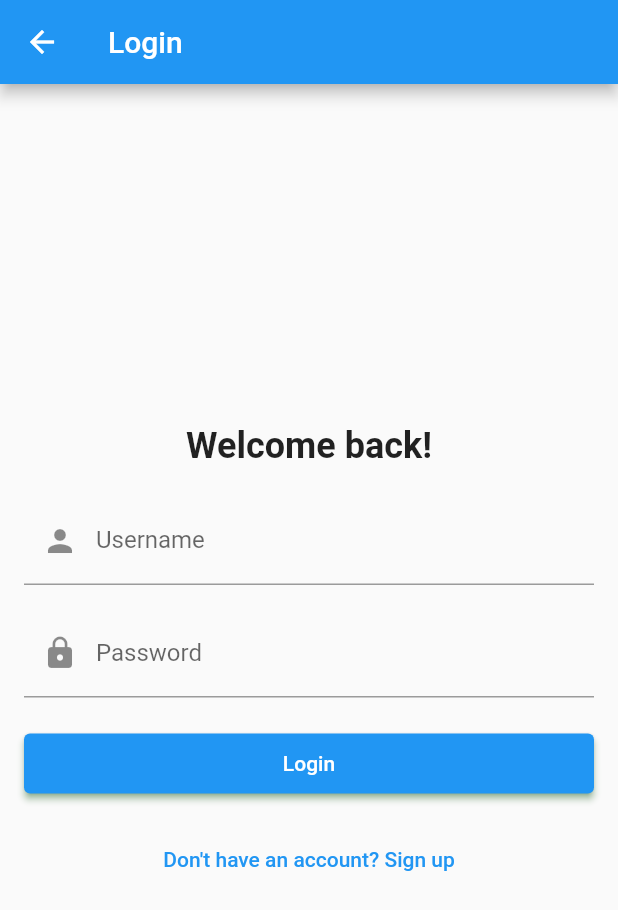
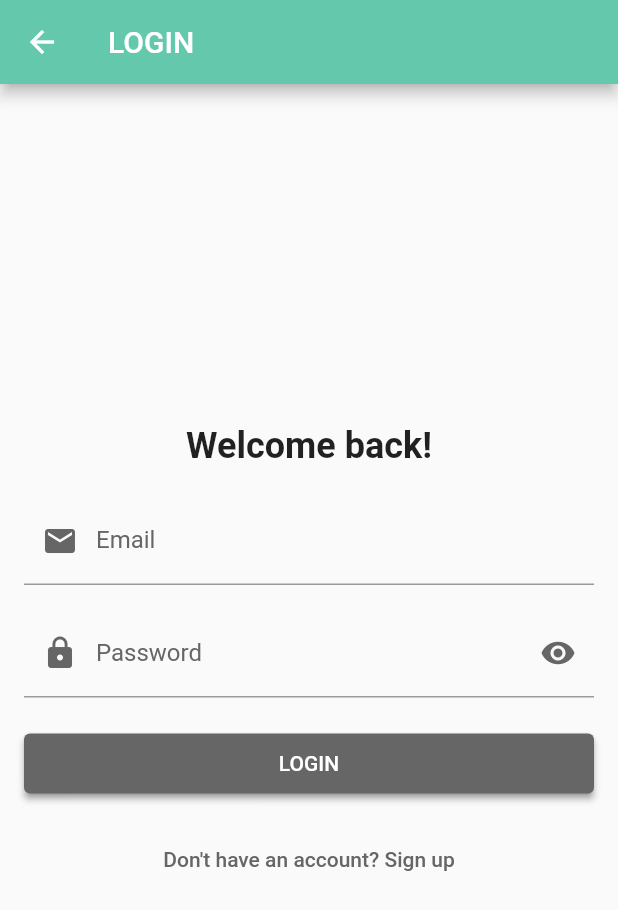
Before and after one commit to Muhammad-Yaqoob-4110/money_mate, a Flutter app: the screen it shows after launch, after a tap on "LOGIN", on a phone screen of 412 x 824 dp. Shown: the top 910 px of the screen. Run offline on Flutter 3.47's test engine with Material 2 defaults, Android fonts, the phone set to English and light mode, and no system bars; network calls fail.

Commit message:
Folder Structure Imporove

```diff
--- a/lib/main.dart
+++ b/lib/main.dart
@@ -1,6 +1,6 @@
 import 'package:flutter/material.dart';
 // import 'package:money_mate/pages/landing_screen.dart';
-import 'package:money_mate/pages/money_mate_splash_screen.dart';
+import 'package:money_mate/pages/Splash%20Screens/money_mate_splash_screen.dart';
 
 void main() {
   runApp(const MyApp());
--- a/lib/pages/groups.dart
+++ b/lib/pages/Dashboard/groups.dart
@@ -21,9 +21,9 @@ class GroupListScreen extends StatelessWidget {
   @override
   Widget build(BuildContext context) {
     return Scaffold(
-      appBar: AppBar(
-        title: Text('Expense Groups'),
-      ),
+      // appBar: AppBar(
+      //   title: Text('Expense Groups'),
+      // ),
       body: Column(
         children: [
           Expanded(
--- /dev/null
+++ b/lib/pages/Login Signup Screens/login_in.dart
@@ -0,0 +1,177 @@
+import 'package:flutter/material.dart';
+import 'package:money_mate/pages/Login%20Signup%20Screens/sign_up.dart';
+import 'package:money_mate/pages/Dashboard/dash_board.dart';
+import 'package:http/http.dart' as http;
+import 'dart:convert';
+
+class Login extends StatefulWidget {
+  const Login({Key? key}) : super(key: key);
+
+  @override
+  _LoginState createState() => _LoginState();
+}
+
+class _LoginState extends State<Login> {
+  bool _obscureText = true;
+  final TextEditingController _passwordController = TextEditingController();
+  final TextEditingController _emailController = TextEditingController();
+  final Color customColor = const Color(0xFF666666);
+  final Color appColor = const Color(0xFF64C9AC);
+
+  void _showDialog(String message, dynamic data) {
+    showDialog(
+      context: context,
+      builder: (context) {
+        return AlertDialog(
+          title: Text('API Response'),
+          content: Column(
+            mainAxisSize: MainAxisSize.min,
+            children: <Widget>[
+              Text(message),
+              if (message == "User found") Text("Data: $data"),
+            ],
+          ),
+          actions: <Widget>[
+            ElevatedButton(
+              onPressed: () {
+                Navigator.of(context).pop(); // Close the dialog
+                if (message == "User found") {
+                  // Navigate to DashBoard with data
+                  Navigator.push(
+                    context,
+                    MaterialPageRoute(
+                      builder: (context) =>
+                          DashBoard(data: data), // Pass data to DashBoard
+                    ),
+                  );
+                }
+              },
+              child: Text('Close'),
+            ),
+          ],
+        );
+      },
+    );
+  }
+
+  Future<void> _login() async {
+    final String apiUrl =
+        "http://localhost:4110/api/users/${_emailController.text}";
+
+    final response = await http.get(Uri.parse(apiUrl));
+
+    if (response.statusCode == 200) {
+      final responseData = json.decode(response.body);
+      final data = responseData["data"];
+      final message = responseData["message"];
+      _showDialog(message, data);
+    } else {
+      _showDialog("Login failed. Check your credentials.", null);
+    }
+  }
+
+  @override
+  Widget build(BuildContext context) {
+    double buttonMargin = 8.0;
+    return Scaffold(
+      appBar: AppBar(
+        title: const Text('LOGIN'),
+        backgroundColor: appColor,
+      ),
+      body: Padding(
+        padding: const EdgeInsets.all(16.0),
+        child: Column(
+          mainAxisAlignment: MainAxisAlignment.center,
+          crossAxisAlignment: CrossAxisAlignment.stretch,
+          children: [
+            const Text(
+              'Welcome back!',
+              style: TextStyle(
+                fontSize: 24,
+                fontWeight: FontWeight.bold,
+              ),
+              textAlign: TextAlign.center,
+            ),
+            const SizedBox(height: 20),
+            // Email Text Field
+            TextFormField(
+              decoration: InputDecoration(
+                labelText: 'Email',
+                labelStyle: TextStyle(
+                  color: customColor,
+                ),
+                prefixIcon: const Icon(Icons.email),
+                focusedBorder: OutlineInputBorder(
+                  borderSide: BorderSide(color: customColor),
+                ),
+                prefixIconColor: customColor,
+                suffixIconColor: customColor,
+                fillColor: customColor,
+                hoverColor: customColor,
+              ),
+              controller: _emailController, // Bind the controller
+            ),
+            const SizedBox(height: 16),
+            // Password Text Field
+            TextFormField(
+              decoration: InputDecoration(
+                labelText: 'Password',
+                labelStyle: TextStyle(
+                  color: customColor,
+                ),
+                prefixIcon: const Icon(Icons.lock),
+                focusedBorder: OutlineInputBorder(
+                  borderSide: BorderSide(color: customColor),
+                ),
+                prefixIconColor: customColor,
+                suffixIcon: GestureDetector(
+                  onTap: () {
+                    setState(() {
+                      _obscureText = !_obscureText;
+                    });
+                  },
+                  child: Icon(
+                    _obscureText ? Icons.visibility : Icons.visibility_off,
+                    color: customColor,
+                  ),
+                ),
+                fillColor: customColor,
+                hoverColor: customColor,
+              ),
+              obscureText: _obscureText,
+              controller: _passwordController, // Bind the controller
+            ),
+            const SizedBox(height: 20),
+            ElevatedButton(
+              onPressed: () {
+                _login(); // Make the login request
+              },
+              style: ElevatedButton.styleFrom(
+                padding: EdgeInsets.symmetric(horizontal: buttonMargin),
+                fixedSize: const Size(double.infinity, 40),
+                backgroundColor: customColor,
+                shadowColor: customColor,
+              ),
+              child: const Text('LOGIN'),
+            ),
+            const SizedBox(height: 16),
+            TextButton(
+              onPressed: () {
+                Navigator.push(
+                  context,
+                  MaterialPageRoute(builder: (context) => const SignUp()),
+                );
+              },
+              child: Text(
+                "Don't have an account? Sign up",
+                style: TextStyle(
+                  color: customColor,
+                ),
+              ),
+            ),
+          ],
+        ),
+      ),
+    );
+  }
+}
--- a/lib/pages/login_signup_screen.dart
+++ b/lib/pages/Login Signup Screens/login_signup_screen.dart
@@ -1,6 +1,6 @@
 import 'package:flutter/material.dart';
-import 'package:money_mate/pages/login_in.dart';
-import 'package:money_mate/pages/sign_up.dart';
+import 'package:money_mate/pages/Login%20Signup%20Screens/login_in.dart';
+import 'package:money_mate/pages/Login%20Signup%20Screens/sign_up.dart';
 
 class LoginSignupScreen extends StatelessWidget {
   const LoginSignupScreen({Key? key}) : super(key: key);
--- a/lib/pages/money_mate_splash_screen.dart
+++ b/lib/pages/Splash Screens/money_mate_splash_screen.dart
@@ -1,5 +1,5 @@
 import 'package:flutter/material.dart';
-import 'package:money_mate/pages/login_signup_screen.dart';
+import 'package:money_mate/pages/Login%20Signup%20Screens/login_signup_screen.dart';
 
 class MoneyMateSplashScreen extends StatelessWidget {
   const MoneyMateSplashScreen({Key? key}) : super(key: key);
--- a/lib/pages/login_in.dart
+++ /dev/null
@@ -1,75 +0,0 @@
-import 'package:flutter/material.dart';
-import 'package:money_mate/pages/sign_up.dart';
-import 'package:money_mate/pages/dash_board.dart';
-
-class Login extends StatelessWidget {
-  const Login({Key? key}) : super(key: key);
-
-  @override
-  Widget build(BuildContext context) {
-    double buttonMargin = 8.0;
-    return Scaffold(
-      appBar: AppBar(
-        title: Text('Login'),
-      ),
-      body: Padding(
-        padding: const EdgeInsets.all(16.0),
-        child: Column(
-          mainAxisAlignment: MainAxisAlignment.center,
-          crossAxisAlignment: CrossAxisAlignment.stretch,
-          children: [
-            const Text(
-              'Welcome back!',
-              style: TextStyle(
-                fontSize: 24,
-                fontWeight: FontWeight.bold,
-              ),
-              textAlign: TextAlign.center,
-            ),
-            const SizedBox(height: 20),
-            TextFormField(
-              decoration: const InputDecoration(
-                labelText: 'Username',
-                prefixIcon: Icon(Icons.person),
-              ),
-            ),
-            const SizedBox(height: 16),
-            TextFormField(
-              obscureText: true,
-              decoration: const InputDecoration(
-                labelText: 'Password',
-                prefixIcon: Icon(Icons.lock),
-              ),
-            ),
-            const SizedBox(height: 20),
-            ElevatedButton(
-              onPressed: () {
-                Navigator.push(
-                  context,
-                  MaterialPageRoute(builder: (context) => const DashBoard()),
-                );
-              },
-              style: ElevatedButton.styleFrom(
-                padding: EdgeInsets.symmetric(horizontal: buttonMargin),
-                fixedSize: const Size(double.infinity, 40),
-                backgroundColor: Colors.blue,
-                shadowColor: Colors.green,
-              ),
-              child: const Text('Login'),
-            ),
-            const SizedBox(height: 16),
-            TextButton(
-              onPressed: () {
-                Navigator.push(
-                  context,
-                  MaterialPageRoute(builder: (context) => SignUp()),
-                );
-              },
-              child: const Text('Don\'t have an account? Sign up'),
-            ),
-          ],
-        ),
-      ),
-    );
-  }
-}
--- a/pubspec.yaml
+++ b/pubspec.yaml
@@ -35,6 +35,7 @@ dependencies:
   # The following adds the Cupertino Icons font to your application.
   # Use with the CupertinoIcons class for iOS style icons.
   cupertino_icons: ^1.0.2
+  http: ^1.1.0
 
 dev_dependencies:
   flutter_test:
```
Also changed, not shown: lib/pages/Dashboard/account.dart (added, +97 -0 lines), lib/pages/Dashboard/dash_board.dart (added, +90 -0 lines), lib/pages/Login Signup Screens/sign_up.dart (renamed from lib/pages/sign_up.dart, +50 -41 lines), lib/pages/dash_board.dart (deleted, +0 -71 lines), lib/pages/landing_screen.dart (deleted, +0 -86 lines), pubspec.lock.
